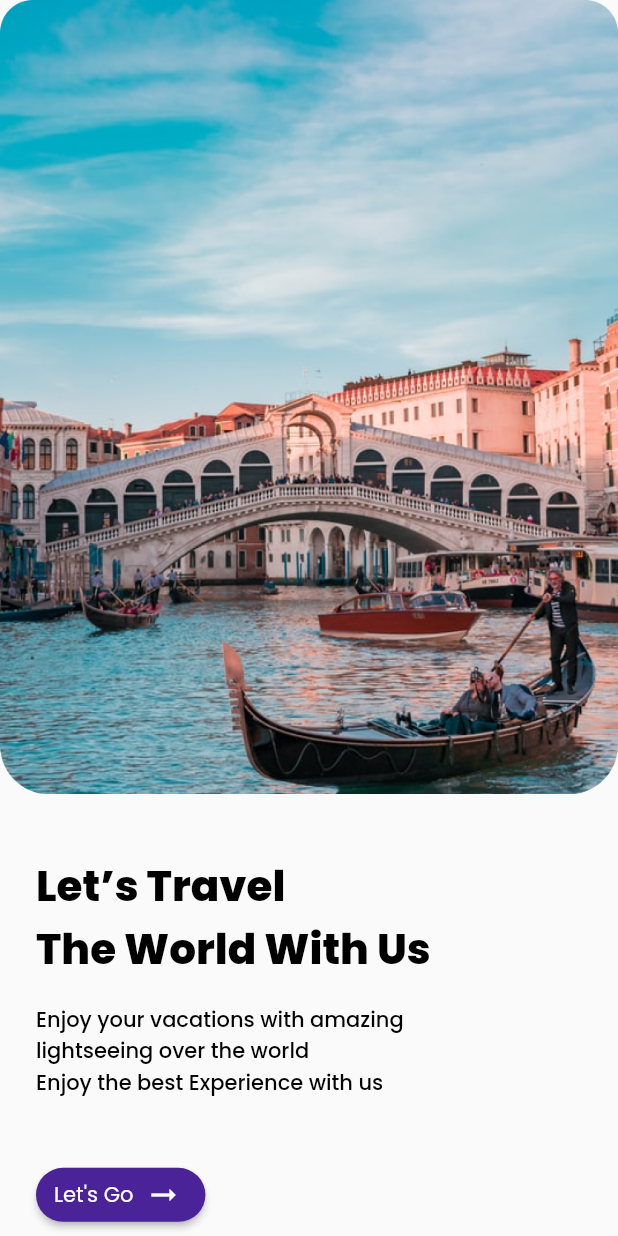
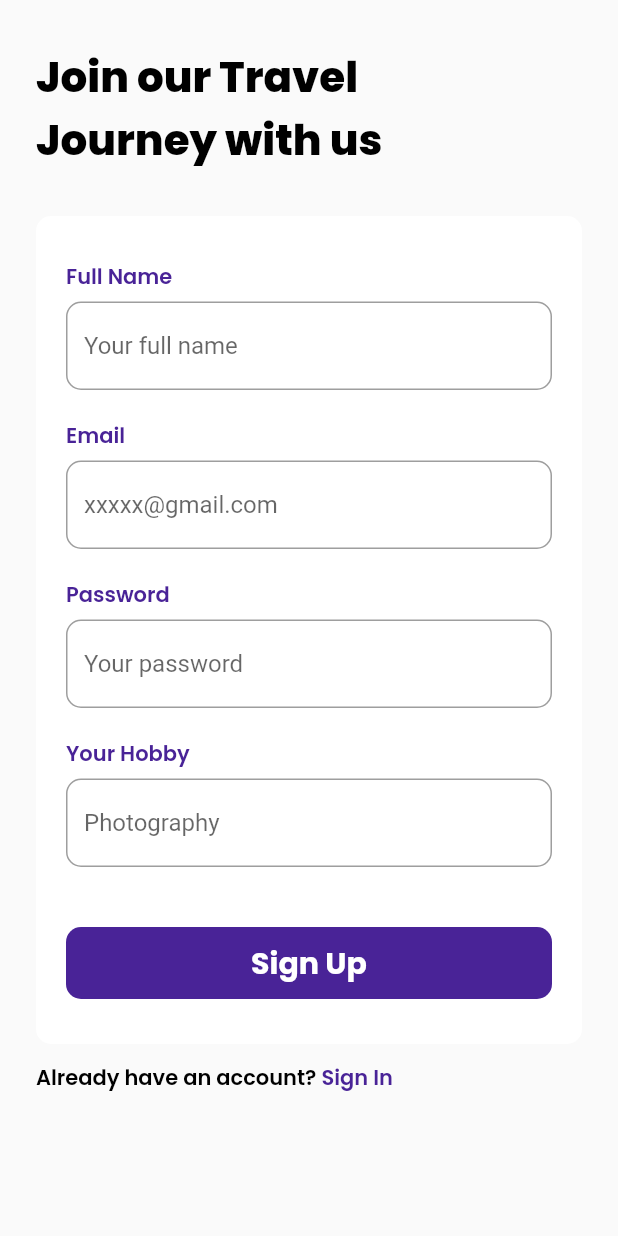
Before and after one commit to RaveNewt/TravelApp_flutter, a Flutter app: the screen it shows after launch, after a tap on an icon or button, on a phone screen of 412 x 824 dp. Run offline on Flutter 3.47's test engine with Material 2 defaults, Android fonts, the phone set to English and light mode, and no system bars; our stand-ins replace google_fonts.

Commit message:
Add signup & SignUp Pages and Routes

```diff
--- a/lib/main.dart
+++ b/lib/main.dart
@@ -1,4 +1,6 @@
 import 'package:flutter/material.dart';
+import 'package:travel_app/ui/pages/signin.dart';
+import 'package:travel_app/ui/pages/signup.dart';
 import 'package:travel_app/ui/pages/started_page.dart';
 
 void main() => runApp(MyApp());
@@ -10,7 +12,11 @@ class MyApp extends StatelessWidget {
   Widget build(BuildContext context) {
     return MaterialApp(
       debugShowCheckedModeBanner: false,
-      home: started_Page(),
+      routes: {
+        '/': (context) => started_Page(),
+        '/sign-up': (context) => SignUp(),
+        '/sign-in': (context) => SignIn(),
+      },
     );
   }
 }
--- /dev/null
+++ b/lib/ui/pages/signin.dart
@@ -0,0 +1,15 @@
+import 'package:flutter/material.dart';
+import '../../shared/theme.dart';
+class SignIn extends StatefulWidget {
+  SignIn({Key? key}) : super(key: key);
+
+  @override
+  State<SignIn> createState() => _SignInState();
+}
+
+class _SignInState extends State<SignIn> {
+  @override
+  Widget build(BuildContext context) {
+    return Container();
+  }
+}
--- /dev/null
+++ b/lib/ui/pages/signup.dart
@@ -0,0 +1,262 @@
+import 'package:flutter/material.dart';
+import '../../shared/theme.dart';
+
+class SignUp extends StatefulWidget {
+  SignUp({Key? key}) : super(key: key);
+
+  @override
+  State<SignUp> createState() => _SignUpState();
+}
+
+class _SignUpState extends State<SignUp> {
+  @override
+  Widget build(BuildContext context) {
+    Widget title() {
+      return Container(
+        margin: EdgeInsets.only(top: 30),
+        child: Text(
+          'Join our Travel\nJourney with us',
+          style: textBlack.copyWith(
+            fontSize: 28,
+            fontWeight: boldbold,
+          ),
+        ),
+      );
+    }
+
+    Widget inputSection() {
+      Widget nameInput() {
+        return Container(
+            margin: EdgeInsets.only(bottom: 20),
+            child: Column(
+              crossAxisAlignment: CrossAxisAlignment.start,
+              children: [
+                Text(
+                  'Full Name',
+                  style: textPurple.copyWith(
+                    fontSize: 14,
+                    fontWeight: semiBold,
+                  ),
+                ),
+                SizedBox(
+                  height: 6,
+                ),
+                TextField(
+                  cursorColor: primaryColor,
+                  decoration: InputDecoration(
+                    border: OutlineInputBorder(
+                      borderRadius: BorderRadius.circular(10),
+                    ),
+                    hintText: 'Your full name',
+                    focusedBorder: OutlineInputBorder(
+                      borderRadius: BorderRadius.circular(10),
+                      borderSide: BorderSide(
+                        color: primaryColor,
+                      ),
+                    ),
+                  ),
+                ),
+              ],
+            ));
+      }
+
+      Widget emailInput() {
+        return Container(
+            margin: EdgeInsets.only(bottom: 20),
+            child: Column(
+              crossAxisAlignment: CrossAxisAlignment.start,
+              children: [
+                Text(
+                  'Email',
+                  style: textPurple.copyWith(
+                    fontSize: 14,
+                    fontWeight: semiBold,
+                  ),
+                ),
+                SizedBox(
+                  height: 6,
+                ),
+                TextField(
+                  cursorColor: primaryColor,
+                  decoration: InputDecoration(
+                    border: OutlineInputBorder(
+                      borderRadius: BorderRadius.circular(10),
+                    ),
+                    hintText: 'xxxxx@gmail.com',
+                    focusedBorder: OutlineInputBorder(
+                      borderRadius: BorderRadius.circular(10),
+                      borderSide: BorderSide(
+                        color: primaryColor,
+                      ),
+                    ),
+                  ),
+                ),
+              ],
+            ));
+      }
+
+      Widget passwordInput() {
+        return Container(
+            margin: EdgeInsets.only(bottom: 20),
+            child: Column(
+              crossAxisAlignment: CrossAxisAlignment.start,
+              children: [
+                Text(
+                  'Password',
+                  style: textPurple.copyWith(
+                    fontSize: 14,
+                    fontWeight: semiBold,
+                  ),
+                ),
+                SizedBox(
+                  height: 6,
+                ),
+                TextField(
+                  cursorColor: primaryColor,
+                  obscureText: true,
+                  decoration: InputDecoration(
+                    border: OutlineInputBorder(
+                      borderRadius: BorderRadius.circular(10),
+                    ),
+                    hintText: 'Your password',
+                    focusedBorder: OutlineInputBorder(
+                      borderRadius: BorderRadius.circular(10),
+                      borderSide: BorderSide(
+                        color: primaryColor,
+                      ),
+                    ),
+                  ),
+                ),
+              ],
+            ));
+      }
+
+      Widget hobbyInput() {
+        return Container(
+            margin: EdgeInsets.only(bottom: 20),
+            child: Column(
+              crossAxisAlignment: CrossAxisAlignment.start,
+              children: [
+                Text(
+                  'Your Hobby',
+                  style: textPurple.copyWith(
+                    fontSize: 14,
+                    fontWeight: semiBold,
+                  ),
+                ),
+                SizedBox(
+                  height: 6,
+                ),
+                TextField(
+                  cursorColor: primaryColor,
+                  decoration: InputDecoration(
+                    border: OutlineInputBorder(
+                      borderRadius: BorderRadius.circular(10),
+                    ),
+                    hintText: 'Photography',
+                    focusedBorder: OutlineInputBorder(
+                      borderRadius: BorderRadius.circular(10),
+                      borderSide: BorderSide(
+                        color: primaryColor,
+                      ),
+                    ),
+                  ),
+                ),
+              ],
+            ));
+      }
+
+      Widget submitButton() {
+        return Container(
+          width: double.infinity,
+          height: 48,
+          child: TextButton(
+            style: TextButton.styleFrom(
+                backgroundColor: primaryColor,
+                shape: RoundedRectangleBorder(
+                  borderRadius: BorderRadius.circular(10),
+                )),
+            onHover: (value) {
+              setState(() {
+                activeColor = value ? primaryColor : redColor;
+              });
+            },
+            onPressed: () {},
+            child: Text(
+              'Sign Up',
+              style: textWhite.copyWith(
+                fontSize: 20,
+                fontWeight: bold,
+              ),
+            ),
+          ),
+        );
+      }
+
+      return Container(
+        margin: EdgeInsets.only(top: 30),
+        padding: EdgeInsets.symmetric(horizontal: 20, vertical: 30),
+        decoration: BoxDecoration(
+          color: whiteColor,
+          borderRadius: BorderRadius.circular(10),
+        ),
+        child: Column(
+          children: [
+            nameInput(),
+            emailInput(),
+            passwordInput(),
+            hobbyInput(),
+            SizedBox(
+              height: 20,
+            ),
+            submitButton()
+          ],
+        ),
+      );
+    }
+
+    Widget signButton() {
+      return Row(
+        children: [
+          Text(
+            'Already have an account?',
+            style: textBlack.copyWith(
+              fontSize: 14,
+              fontWeight: semiBold,
+            ),
+          ),
+          InkWell(
+            onTap: () {
+              Navigator.pushNamed(context, '/sign-in');
+            },
+            child: Text(
+              ' Sign In',
+              style: textPurple.copyWith(
+                fontSize: 14,
+                fontWeight: semiBold,
+              ),
+            ),
+          ),
+        ],
+      );
+    }
+
+    return Scaffold(
+      backgroundColor: bgColor,
+      body: SafeArea(
+        child: ListView(
+            padding: EdgeInsets.symmetric(
+              horizontal: 24,
+            ),
+            children: [
+              title(),
+              inputSection(),
+              SizedBox(
+                height: 12,
+              ),
+              signButton()
+            ]),
+      ),
+    );
+  }
+}
--- a/lib/ui/pages/started_page.dart
+++ b/lib/ui/pages/started_page.dart
@@ -45,7 +45,9 @@ class started_Page extends StatelessWidget {
         Padding(
           padding: const EdgeInsets.only(left: 24.0),
           child: ElevatedButton.icon(
-            onPressed: () {},
+            onPressed: () {
+              Navigator.pushNamed(context, '/sign-up');
+            },
             label: Icon(
               Icons.arrow_right_alt,
               color: whiteColor,
```
